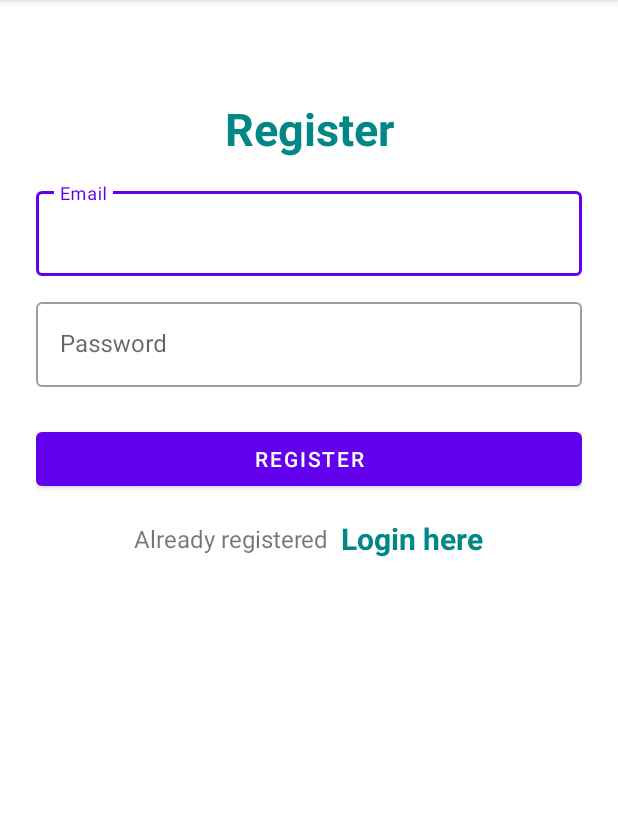
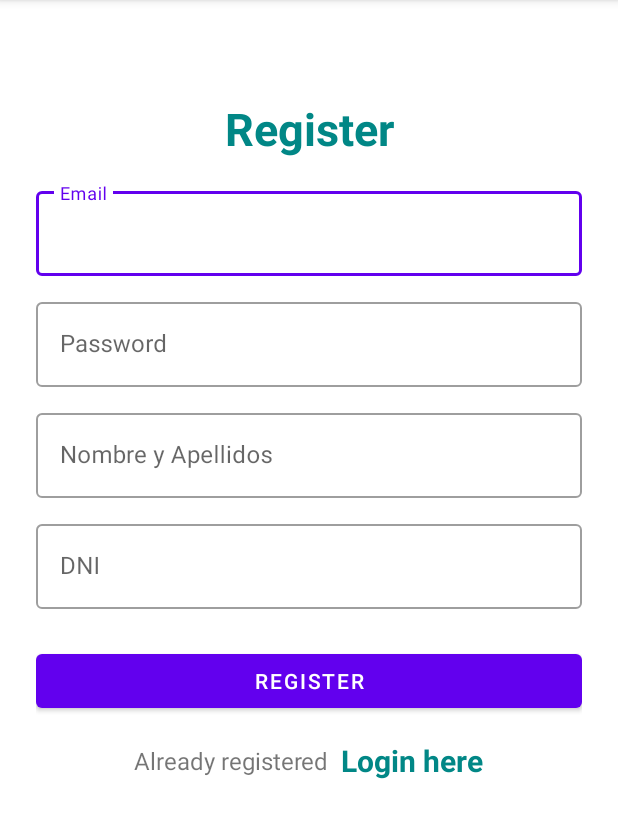
Before and after one commit to Jorgius99/PROYECTO-IOT_1, an Android app: the RegisterActivity screen opened directly, with no data from a screen before it, on a phone screen of 412 x 824 dp, the part 84-922 px from its top. Run offline under Robolectric (Android 15) with nearby library versions, the phone set to English and light mode, and no system bars; our stand-ins replace Firebase (no records; nobody signed in at launch, a user with empty details on screens opened directly).

Commit message:
a
A ver si ya va

```diff
--- a/app/build.gradle
+++ b/app/build.gradle
@@ -29,7 +29,11 @@ android {
 }
 
 dependencies {
-
+    implementation 'com.firebaseui:firebase-ui-firestore:7.1.1'
+    implementation 'com.android.support:multidex:1.0.3'
+    implementation 'com.google.firebase:firebase-firestore:24.0.0'
+    implementation 'com.firebaseui:firebase-ui-auth:7.1.1'
+    implementation platform('com.google.firebase:firebase-bom:29.0.0')
     implementation 'androidx.appcompat:appcompat:1.3.1'
     implementation 'com.google.android.material:material:1.4.0'
     implementation 'androidx.constraintlayout:constraintlayout:2.1.1'
--- a/app/src/main/java/com/example/loginultimodia/RegisterActivity.java
+++ b/app/src/main/java/com/example/loginultimodia/RegisterActivity.java
@@ -15,16 +15,18 @@ import com.google.android.gms.tasks.Task;
 import com.google.android.material.textfield.TextInputEditText;
 import com.google.firebase.auth.AuthResult;
 import com.google.firebase.auth.FirebaseAuth;
+import com.google.firebase.firestore.FirebaseFirestore;
 
 public class RegisterActivity extends AppCompatActivity {
 
     TextInputEditText etRegEmail;
     TextInputEditText etRegPassword;
+    TextInputEditText etRegNombreApellido;
+    TextInputEditText etRegDni;
     TextView tvLoginHere;
     Button btnRegister;
-
     FirebaseAuth mAuth;
-
+    FirebaseFirestore db = FirebaseFirestore.getInstance();
     @Override
     protected void onCreate(Bundle savedInstanceState) {
         super.onCreate(savedInstanceState);
@@ -32,6 +34,8 @@ public class RegisterActivity extends AppCompatActivity {
 
         etRegEmail = findViewById(R.id.emailEditText);
         etRegPassword = findViewById(R.id.etRegPass);
+        etRegNombreApellido = findViewById(R.id.etRegNombreApellido);
+        etRegDni=findViewById(R.id.etRegDni);
         tvLoginHere = findViewById(R.id.tvLoginHere);
         btnRegister = findViewById(R.id.recuperarBoton);
 
@@ -49,7 +53,8 @@ public class RegisterActivity extends AppCompatActivity {
     private void createUser(){
         String email = etRegEmail.getText().toString();
         String password = etRegPassword.getText().toString();
-
+        String nombreApellido = etRegNombreApellido.getText().toString();
+        String dni = etRegDni.getText().toString();
         if (TextUtils.isEmpty(email)){
             etRegEmail.setError("Email cannot be empty");
             etRegEmail.requestFocus();
@@ -57,6 +62,8 @@ public class RegisterActivity extends AppCompatActivity {
             etRegPassword.setError("Password cannot be empty");
             etRegPassword.requestFocus();
         }else{
+            Usuario usuario = new Usuario(dni, nombreApellido, "paciente");
+            //Usuario doctor = new Usuario("74743318K", "Paco Boluda", "doctor");
             mAuth.createUserWithEmailAndPassword(email,password).addOnCompleteListener(new OnCompleteListener<AuthResult>() {
                 @Override
                 public void onComplete(@NonNull Task<AuthResult> task) {
@@ -68,6 +75,9 @@ public class RegisterActivity extends AppCompatActivity {
                     }
                 }
             });
+            db= FirebaseFirestore.getInstance();
+            db.collection("pacientes").document(nombreApellido).set(usuario);
+            //db.collection("pacientes").document(nombreApellido).collection("doctor").add(doctor);
         }
     }
 
--- a/app/src/main/res/layout/activity_sign_up.xml
+++ b/app/src/main/res/layout/activity_sign_up.xml
@@ -53,13 +53,39 @@
                 android:hint="Password"
                 android:inputType="textPassword"/>
         </com.google.android.material.textfield.TextInputLayout>
+ <com.google.android.material.textfield.TextInputLayout
+            android:layout_width="match_parent"
+            style="@style/Widget.MaterialComponents.TextInputLayout.OutlinedBox"
+            android:layout_height="wrap_content"
+            android:layout_marginTop="12dp">
+
+            <com.google.android.material.textfield.TextInputEditText
+                android:id="@+id/etRegNombreApellido"
+                android:layout_width="match_parent"
+                android:layout_height="wrap_content"
+                android:hint="Nombre y Apellidos"
+                android:inputType="text"/>
+        </com.google.android.material.textfield.TextInputLayout>
+<com.google.android.material.textfield.TextInputLayout
+            android:layout_width="match_parent"
+            style="@style/Widget.MaterialComponents.TextInputLayout.OutlinedBox"
+            android:layout_height="wrap_content"
+            android:layout_marginTop="12dp">
+
+            <com.google.android.material.textfield.TextInputEditText
+                android:id="@+id/etRegDni"
+                android:layout_width="match_parent"
+                android:layout_height="wrap_content"
+                android:hint="DNI"
+                android:inputType="text"/>
+        </com.google.android.material.textfield.TextInputLayout>
 
         <com.google.android.material.button.MaterialButton
             android:id="@+id/recuperarBoton"
             android:layout_width="match_parent"
             android:layout_height="wrap_content"
             android:layout_marginTop="24dp"
-            android:text="Register"/>
+            android:text="Register" />
 
         <LinearLayout
             android:layout_width="match_parent"
--- a/build.gradle
+++ b/build.gradle
@@ -5,7 +5,7 @@ buildscript {
         mavenCentral()
     }
     dependencies {
-        classpath "com.android.tools.build:gradle:7.0.2"
+        classpath "com.android.tools.build:gradle:7.0.3"
         classpath 'com.google.gms:google-services:4.3.10'
 
         // NOTE: Do not place your application dependencies here; they belong
```
Also changed, not shown: app/src/main/java/com/example/loginultimodia/Aviso.java (added, +41 -0 lines), app/src/main/java/com/example/loginultimodia/Habitacion.java (added, +42 -0 lines), app/src/main/java/com/example/loginultimodia/Usuario.java (added, +39 -0 lines).
